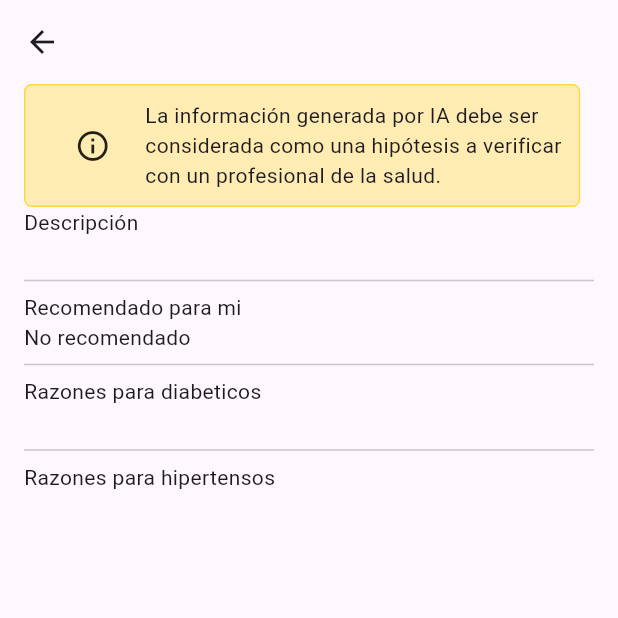
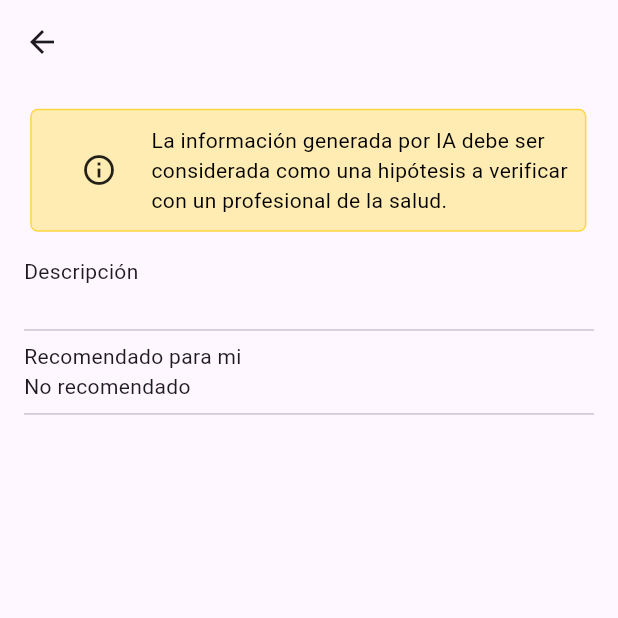
Before and after one commit to nehemiasmunoz/Decoder-F, a Flutter app: the DetailView screen opened directly with empty values, on a phone screen of 412 x 824 dp, the top half of it. Run offline on Flutter 3.47's test engine with Material 3 defaults, Android fonts, the phone set to English and light mode, and no system bars; our stand-ins replace animate_do, flutter_dotenv, google_generative_ai, sqflite; accounts and stored records are empty.

Commit message:
Upd: appbar text design, information margin, remove unnecessary code

```diff
--- a/lib/views/screens/detail/detail_view.dart
+++ b/lib/views/screens/detail/detail_view.dart
@@ -10,7 +10,10 @@ class DetailView extends StatelessWidget {
     return Scaffold(
       appBar: AppBar(
         centerTitle: true,
-        title: Text(ingredient.name.toUpperCase()),
+        title: Text(
+          ingredient.name.toUpperCase(),
+          style: const TextStyle(fontWeight: FontWeight.bold),
+        ),
       ),
       body: DetailViewBody(ingredient: ingredient),
     );
@@ -30,6 +33,8 @@ class DetailViewBody extends StatelessWidget {
           crossAxisAlignment: CrossAxisAlignment.start,
           children: [
             Container(
+              margin: EdgeInsets.symmetric(
+                  vertical: size.height * .02, horizontal: size.width * .01),
               decoration: BoxDecoration(
                   color: Colors.amber[100],
                   borderRadius: BorderRadius.circular(5),
@@ -44,7 +49,7 @@ class DetailViewBody extends StatelessWidget {
                     flex: 4,
                     child: Text(
                       "La información generada por IA debe ser considerada como una hipótesis a verificar con un profesional de la salud.",
-                      style: TextStyle(),
+                      style: TextStyle(color: Colors.black),
                     ),
                   ),
                 ],
@@ -58,26 +63,22 @@ class DetailViewBody extends StatelessWidget {
                 ingredient.recommendedForMe ? "Recomendado" : "No recomendado"),
             const Divider(),
             Visibility(
-                visible: (ingredient.diabeticsReasons != "[]"),
+                visible: (ingredient.diabeticsReasons != ""),
                 child: Column(
                   crossAxisAlignment: CrossAxisAlignment.start,
                   children: [
                     const Text("Razones para diabeticos"),
-                    Text(
-                      ingredient.diabeticsReasons
-                          .replaceAll(RegExp(r'[\[\]]'), ''),
-                    ),
+                    Text(ingredient.diabeticsReasons),
                     const Divider(),
                   ],
                 )),
             Visibility(
-              visible: (ingredient.hypertensiveReasons != "[]"),
+              visible: (ingredient.hypertensiveReasons != ""),
               child: Column(
                 crossAxisAlignment: CrossAxisAlignment.start,
                 children: [
                   const Text("Razones para hipertensos"),
-                  Text(ingredient.hypertensiveReasons
-                      .replaceAll(RegExp(r'[\[\]]'), '')),
+                  Text(ingredient.hypertensiveReasons),
                 ],
               ),
             )
```
